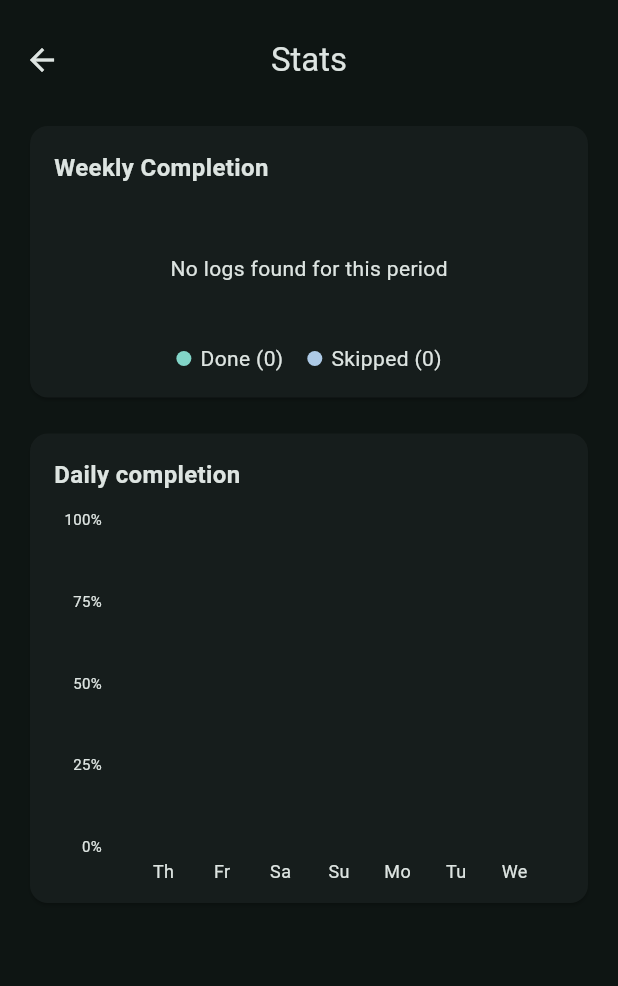
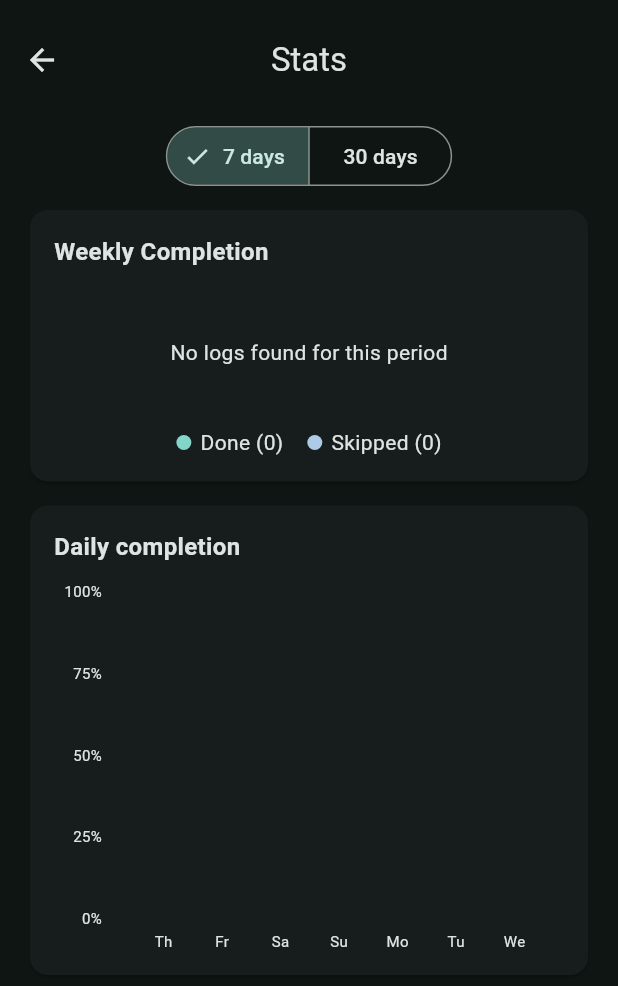
Before and after one commit to Posado-Sebastian/daily_tasks, a Flutter app: the Stats screen opened directly, on a phone screen of 412 x 824 dp. Shown: the top 986 px of the screen. Run offline on Flutter 3.47's test engine with Material 3 defaults, Android fonts, the phone set to English and light mode, and no system bars; drawn by our look-alikes of fl_chart; our stand-ins replace sqflite; accounts and stored records are empty.

Commit message:
weekly and monthly toggle

```diff
--- a/lib/charts/weekly_bar_chart.dart
+++ b/lib/charts/bar_chart.dart
@@ -1,22 +1,25 @@
 import 'package:flutter/material.dart';
-import 'package:fl_chart/fl_chart.dart';
+import 'package:fl_chart/fl_chart.dart' as fl;
 import '../models/day_stats.dart';
 
-class WeeklyBarChart extends StatelessWidget {
+class BarChart extends StatelessWidget {
   final List<DayStats> dailyStats;
 
-  const WeeklyBarChart({super.key, required this.dailyStats});
+  const BarChart({super.key, required this.dailyStats});
 
-  List<BarChartGroupData> _buildGroups(Color doneColor) {
+  bool get _isLargePeriod => dailyStats.length > 7;
+
+  List<fl.BarChartGroupData> _buildGroups(Color doneColor) {
+    final barWidth = _isLargePeriod ? 6.0 : 12.0;
     return List.generate(dailyStats.length, (index) {
-      return BarChartGroupData(
+      return fl.BarChartGroupData(
         x: index,
         barRods: [
-          BarChartRodData(
+          fl.BarChartRodData(
             toY: dailyStats[index].percentage,
             color: doneColor,
-            width: 12,
-            borderRadius: const BorderRadius.vertical(top: Radius.circular(4)),
+            width: barWidth,
+            borderRadius: const BorderRadius.vertical(top: Radius.circular(3)),
           ),
         ],
       );
@@ -49,36 +52,43 @@ class WeeklyBarChart extends StatelessWidget {
             else
               SizedBox(
                 height: 240,
-                child: BarChart(
-                  BarChartData(
+                child: fl.BarChart(
+                  fl.BarChartData(
                     barGroups: _buildGroups(doneColor),
                     maxY: 100,
-                    titlesData: FlTitlesData(
-                      bottomTitles: AxisTitles(
-                        sideTitles: SideTitles(
+                    titlesData: fl.FlTitlesData(
+                      bottomTitles: fl.AxisTitles(
+                        sideTitles: fl.SideTitles(
                           showTitles: true,
                           getTitlesWidget: (value, meta) {
                             final index = value.toInt();
                             if (index < 0 || index >= dailyStats.length) {
                               return const SizedBox.shrink();
                             }
-                            return Padding(
-                              padding: const EdgeInsets.only(top: 8),
-                              child: Text(
-                                dailyStats[index].dayLabel,
-                                style: const TextStyle(fontSize: 12),
+                              if (_isLargePeriod && index % 5 != 0) {
+                                return const SizedBox.shrink();
+                              }
+                              final date = dailyStats[index].date;
+                              final label = _isLargePeriod
+                                  ? '${date.month}/${date.day}'
+                                  : dailyStats[index].dayLabel;
+                              return Padding(
+                                padding: const EdgeInsets.only(top: 8),
+                                child: Text(
+                                  label,
+                                  style: const TextStyle(fontSize: 10),
                               ),
                             );
                           },
                         ),
                       ),
-                      leftTitles: AxisTitles(
-                        sideTitles: SideTitles(
+                      leftTitles: fl.AxisTitles(
+                        sideTitles: fl.SideTitles(
                           showTitles: true,
                           interval: 25,
                           reservedSize: 40,
                           getTitlesWidget: (value, meta) {
-                            return SideTitleWidget(
+                            return fl.SideTitleWidget(
                               meta: meta,
                               child: Text(
                                 '${value.toInt()}%',
@@ -88,15 +98,15 @@ class WeeklyBarChart extends StatelessWidget {
                           },
                         ),
                       ),
-                      topTitles: const AxisTitles(
-                        sideTitles: SideTitles(showTitles: false),
+                      topTitles: const fl.AxisTitles(
+                        sideTitles: fl.SideTitles(showTitles: false),
                       ),
-                      rightTitles: const AxisTitles(
-                        sideTitles: SideTitles(showTitles: false),
+                      rightTitles: const fl.AxisTitles(
+                        sideTitles: fl.SideTitles(showTitles: false),
                       ),
                     ),
-                    borderData: FlBorderData(show: false),
-                    gridData: const FlGridData(show: false),
+                    borderData: fl.FlBorderData(show: false),
+                    gridData: const fl.FlGridData(show: false),
                   ),
                 ),
               ),
--- a/lib/charts/weekly_donut_chart.dart
+++ b/lib/charts/donut_chart.dart
@@ -1,14 +1,16 @@
 import 'package:flutter/material.dart';
 import 'package:fl_chart/fl_chart.dart';
 
-class WeeklyDonutChart extends StatelessWidget {
+class DonutChart extends StatelessWidget {
   final int doneCount;
   final int skippedCount;
+  final String title;
 
-  const WeeklyDonutChart({
+  const DonutChart({
     super.key,
     required this.doneCount,
     required this.skippedCount,
+    required this.title,
   });
 
   int get _total => doneCount + skippedCount;
@@ -50,9 +52,9 @@ class WeeklyDonutChart extends StatelessWidget {
           mainAxisSize: MainAxisSize.min,
           crossAxisAlignment: CrossAxisAlignment.start,
           children: [
-            const Text(
-              'Weekly Completion',
-              style: TextStyle(fontSize: 16, fontWeight: FontWeight.w600),
+            Text(
+              title,
+              style: const TextStyle(fontSize: 16, fontWeight: FontWeight.w600),
             ),
             const SizedBox(height: 18),
             if (total == 0)
--- a/lib/stats.dart
+++ b/lib/stats.dart
@@ -1,8 +1,8 @@
 import 'package:flutter/material.dart';
 import 'db_helper.dart';
 import 'models/day_stats.dart';
-import 'charts/weekly_donut_chart.dart';
-import 'charts/weekly_bar_chart.dart';
+import 'charts/donut_chart.dart';
+import 'charts/bar_chart.dart';
 
 
 class Stats extends StatefulWidget {
@@ -17,28 +17,29 @@ class _StatsState extends State<Stats> {
   int _doneCount = 0;
   int _skippedCount = 0;
   List<DayStats> _dailyStats = [];
+  int _selectedDays = 7;
 
   @override
   void initState() {
     super.initState();
-    _loadWeeklyStats();
+    _loadStats();
   }
 
-  Future<void> _loadWeeklyStats() async {
+  Future<void> _loadStats() async {
+    setState(() => _isLoading = true);
+
     final now = DateTime.now();
     final today = DateTime(now.year, now.month, now.day);
     final endDate = today.subtract(const Duration(days: 1));
-    final startDate = endDate.subtract(const Duration(days: 6));
+    final startDate = endDate.subtract(Duration(days: _selectedDays - 1));
 
     final logs = await DbHelper.getLogsBetweenDates(startDate, endDate);
 
-    // Calculate total counts
     int totalDone = 0;
     int totalSkipped = 0;
 
-    // Build daily stats
     final dailyMap = <DateTime, DayStats>{};
-    for (var i = 0; i < 7; i++) {
+    for (var i = 0; i < _selectedDays; i++) {
       final date = startDate.add(Duration(days: i));
       dailyMap[date] = DayStats(date: date, done: 0, skipped: 0);
     }
@@ -92,12 +93,25 @@ class _StatsState extends State<Stats> {
                 padding: const EdgeInsets.fromLTRB(16, 0, 16, 16),
                 child: Column(
                   children: [
-                    WeeklyDonutChart(
+                    SegmentedButton<int>(
+                      segments: const [
+                        ButtonSegment(value: 7, label: Text('7 days')),
+                        ButtonSegment(value: 30, label: Text('30 days')),
+                      ],
+                      selected: {_selectedDays},
+                      onSelectionChanged: (selection) {
+                        setState(() => _selectedDays = selection.first);
+                        _loadStats();
+                      },
+                    ),
+                    const SizedBox(height: 8),
+                    DonutChart(
                       doneCount: _doneCount,
                       skippedCount: _skippedCount,
+                      title: _selectedDays == 7 ? 'Weekly Completion' : '30-Day Completion',
                     ),
-                    const SizedBox(height: 16),
-                    WeeklyBarChart(dailyStats: _dailyStats),
+                    const SizedBox(height: 8),
+                    BarChart(dailyStats: _dailyStats),
                   ],
                 ),
               ),
```
